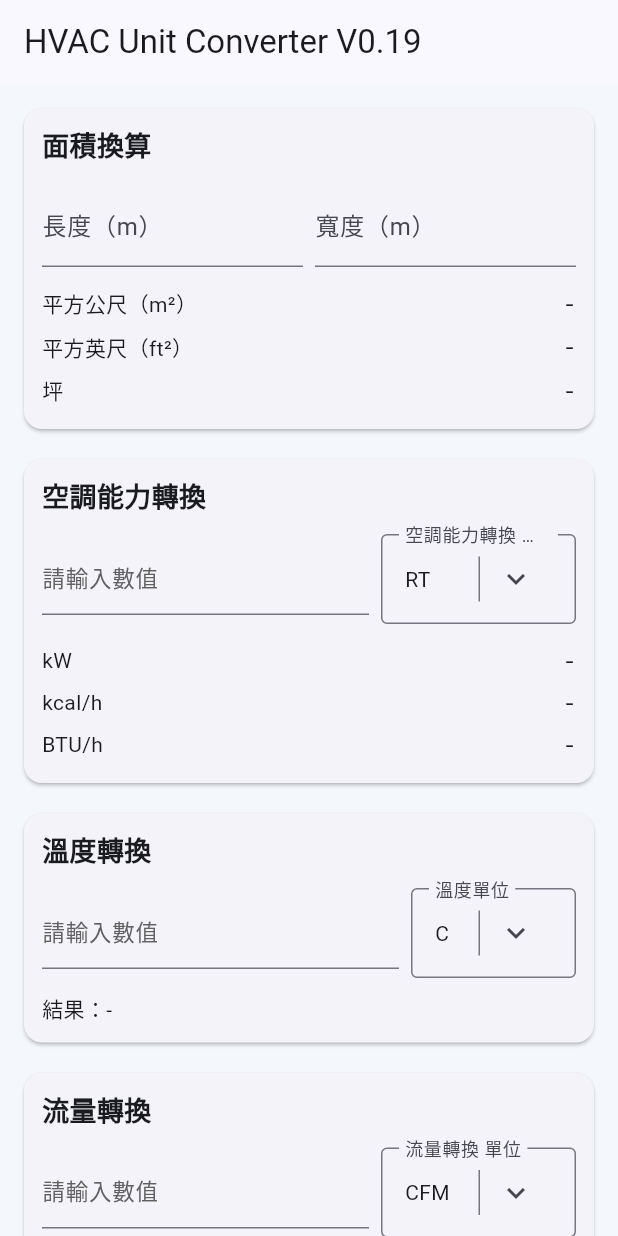
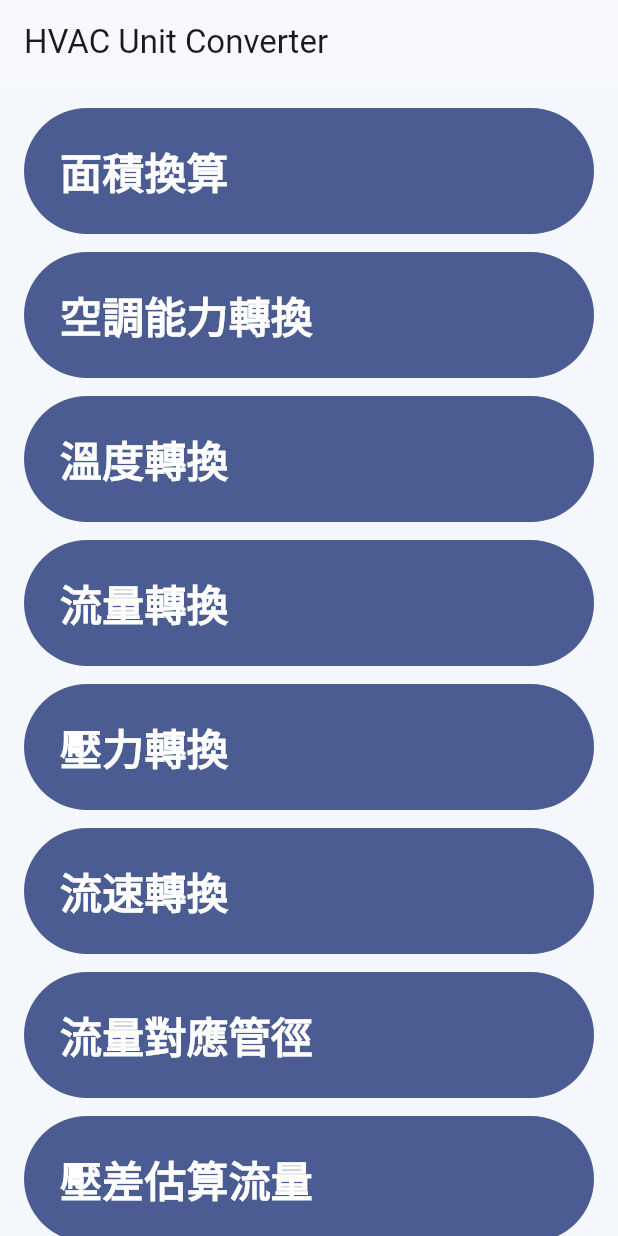
Before and after one commit to wuwu0102/hvac-unit-converter, a Flutter app: the screen it shows after launch, on a phone screen of 412 x 824 dp. Run offline on Flutter 3.47's test engine with Material 3 defaults, Android fonts, the phone set to English and light mode, and no system bars.

Commit message:
feat: split converter into separate pages with larger text

```diff
--- a/lib/main.dart
+++ b/lib/main.dart
@@ -20,19 +20,39 @@ class HvacConverterApp extends StatelessWidget {
         scaffoldBackgroundColor: const Color(0xFFF4F7FC),
         useMaterial3: true,
       ),
-      home: const ConverterHomePage(),
+      initialRoute: '/',
+      routes: {
+        '/': (_) => const HomeMenuPage(),
+      },
+      onGenerateRoute: (settings) {
+        final name = settings.name ?? '/';
+        if (name.startsWith('/feature/')) {
+          final key = name.replaceFirst('/feature/', '');
+          FeaturePageType? feature;
+          for (final item in FeaturePageType.values) {
+            if (item.key == key) {
+              feature = item;
+              break;
+            }
+          }
+          if (feature != null) return MaterialPageRoute(builder: (_) => ConverterFeaturePage(feature: feature!));
+        }
+        return null;
+      },
     );
   }
 }
 
-class ConverterHomePage extends StatefulWidget {
-  const ConverterHomePage({super.key});
+class ConverterFeaturePage extends StatefulWidget {
+  const ConverterFeaturePage({super.key, required this.feature});
+
+  final FeaturePageType feature;
 
   @override
-  State<ConverterHomePage> createState() => _ConverterHomePageState();
+  State<ConverterFeaturePage> createState() => _ConverterFeaturePageState();
 }
 
-class _ConverterHomePageState extends State<ConverterHomePage> {
+class _ConverterFeaturePageState extends State<ConverterFeaturePage> {
   static const double _hintFontScale = 1.25;
   static const double _hintLineHeight = 1.45;
   static const EdgeInsets _hintVerticalPadding = EdgeInsets.symmetric(vertical: 7);
@@ -284,6 +304,7 @@ class _ConverterHomePageState extends State<ConverterHomePage> {
     String? hint,
   }) {
     return TextField(
+      style: const TextStyle(fontSize: 30),
       controller: controller,
       keyboardType: const TextInputType.numberWithOptions(decimal: true, signed: true),
       inputFormatters: [FilteringTextInputFormatter.allow(RegExp(r'^[-0-9.]*$'))],
@@ -305,13 +326,13 @@ class _ConverterHomePageState extends State<ConverterHomePage> {
   }
 
   TextStyle get _hintStyle => TextStyle(
-        fontSize: 12 * _hintFontScale,
+        fontSize: 22,
         height: _hintLineHeight,
         color: Colors.grey[700],
       );
 
   TextStyle get _sectionDescriptionStyle => TextStyle(
-        fontSize: 13 * _hintFontScale,
+        fontSize: 24,
         height: _hintLineHeight,
         color: Colors.grey[700],
       );
@@ -327,7 +348,7 @@ class _ConverterHomePageState extends State<ConverterHomePage> {
                 children: [
                   Expanded(child: Text(entry.key)),
                   const SizedBox(width: 8),
-                  Text(entry.value, style: const TextStyle(fontFamily: 'monospace')),
+                  Text(entry.value, style: const TextStyle(fontFamily: 'monospace', fontSize: 28)),
                 ],
               ),
             ),
@@ -361,7 +382,7 @@ class _ConverterHomePageState extends State<ConverterHomePage> {
         child: Column(
           crossAxisAlignment: CrossAxisAlignment.start,
           children: [
-            Text(title, style: const TextStyle(fontSize: 18, fontWeight: FontWeight.bold)),
+            Text(title, style: const TextStyle(fontSize: 34, fontWeight: FontWeight.bold)),
             const SizedBox(height: 12),
             child,
           ],
@@ -800,76 +821,69 @@ class _ConverterHomePageState extends State<ConverterHomePage> {
   @override
   Widget build(BuildContext context) {
     return Scaffold(
-      appBar: AppBar(title: const Text('HVAC Unit Converter V0.19')),
-      body: LayoutBuilder(
-        builder: (context, constraints) {
-          final width = constraints.maxWidth;
-          final columns = width >= 1180 ? 3 : width >= 760 ? 2 : 1;
-          return SingleChildScrollView(
-            padding: const EdgeInsets.all(12),
-            child: Wrap(
-              spacing: 12,
-              runSpacing: 12,
-              children: [
-                SizedBox(width: (width - (columns - 1) * 12) / columns, child: _areaConverterCard()),
-                SizedBox(width: (width - (columns - 1) * 12) / columns, child: _coolingCapacityCard()),
-                SizedBox(width: (width - (columns - 1) * 12) / columns, child: _temperatureCard()),
-                SizedBox(
-                  width: (width - (columns - 1) * 12) / columns,
-                  child: _multiUnitCard(
-                    title: '流量轉換',
-                    controller: _airflowController,
-                    selectedUnit: _airflowUnit,
-                    units: _airflowToBase.keys.toList(),
-                    toBase: _airflowToBase,
-                    onUnitChanged: (u) => setState(() => _airflowUnit = u),
-                  ),
-                ),
-                SizedBox(
-                  width: (width - (columns - 1) * 12) / columns,
-                  child: _multiUnitCard(
-                    title: '壓力轉換',
-                    controller: _pressureController,
-                    selectedUnit: _pressureUnit,
-                    units: _pressureToPa.keys.toList(),
-                    toBase: _pressureToPa,
-                    onUnitChanged: (u) => setState(() => _pressureUnit = u),
-                  ),
-                ),
-                SizedBox(
-                  width: (width - (columns - 1) * 12) / columns,
-                  child: _multiUnitCard(
-                    title: '流速轉換',
-                    controller: _velocityController,
-                    selectedUnit: _velocityUnit,
-                    units: _velocityToMs.keys.toList(),
-                    toBase: _velocityToMs,
-                    onUnitChanged: (u) => setState(() => _velocityUnit = u),
-                  ),
-                ),
-                SizedBox(width: (width - (columns - 1) * 12) / columns, child: _pipeSuggestionCard()),
-                SizedBox(width: (width - (columns - 1) * 12) / columns, child: _dpFlowCard()),
-                SizedBox(
-                  width: width,
-                  child: Padding(
-                    padding: const EdgeInsets.only(top: 8, bottom: 4),
-                    child: Text(
-                      '電力',
-                      style: Theme.of(context).textTheme.titleLarge?.copyWith(fontWeight: FontWeight.bold),
-                    ),
-                  ),
-                ),
-                SizedBox(width: (width - (columns - 1) * 12) / columns, child: _powerUnitCard()),
-                SizedBox(width: (width - (columns - 1) * 12) / columns, child: _threePhasePowerCard()),
-                SizedBox(width: (width - (columns - 1) * 12) / columns, child: _singlePhasePowerCard()),
-                SizedBox(width: (width - (columns - 1) * 12) / columns, child: _currentEstimateCard()),
-              ],
-            ),
-          );
-        },
+      appBar: AppBar(title: Text(widget.feature.title), leading: IconButton(icon: const Icon(Icons.arrow_back), onPressed: ()=>Navigator.of(context).pop(),), actions:[TextButton(onPressed: ()=>Navigator.of(context).popUntil((r)=>r.isFirst), child: const Text('返回功能列表'))]),
+      body: SingleChildScrollView(
+        padding: const EdgeInsets.all(16),
+        child: Center(
+          child: ConstrainedBox(
+            constraints: const BoxConstraints(maxWidth: 680),
+            child: _featureBody(),
+          ),
+        ),
       ),
     );
   }
+
+  Widget _featureBody() {
+    switch (widget.feature) {
+      case FeaturePageType.area: return _areaConverterCard();
+      case FeaturePageType.cooling: return _coolingCapacityCard();
+      case FeaturePageType.temperature: return _temperatureCard();
+      case FeaturePageType.airflow: return _multiUnitCard(title: '流量轉換', controller: _airflowController, selectedUnit: _airflowUnit, units: _airflowToBase.keys.toList(), toBase: _airflowToBase, onUnitChanged: (u)=>setState(()=>_airflowUnit=u));
+      case FeaturePageType.pressure: return _multiUnitCard(title: '壓力轉換', controller: _pressureController, selectedUnit: _pressureUnit, units: _pressureToPa.keys.toList(), toBase: _pressureToPa, onUnitChanged: (u)=>setState(()=>_pressureUnit=u));
+      case FeaturePageType.velocity: return _multiUnitCard(title: '流速轉換', controller: _velocityController, selectedUnit: _velocityUnit, units: _velocityToMs.keys.toList(), toBase: _velocityToMs, onUnitChanged: (u)=>setState(()=>_velocityUnit=u));
+      case FeaturePageType.pipe: return _pipeSuggestionCard();
+      case FeaturePageType.dpFlow: return _dpFlowCard();
+      case FeaturePageType.powerUnit: return _powerUnitCard();
+      case FeaturePageType.threePhase: return _threePhasePowerCard();
+      case FeaturePageType.singlePhase: return _singlePhasePowerCard();
+      case FeaturePageType.current: return _currentEstimateCard();
+    }
+  }
+}
+
+class HomeMenuPage extends StatelessWidget {
+  const HomeMenuPage({super.key});
+
+  @override
+  Widget build(BuildContext context) {
+    return Scaffold(
+      appBar: AppBar(title: const Text('HVAC Unit Converter')),
+      body: ListView(
+        padding: const EdgeInsets.all(16),
+        children: [
+          for (final f in FeaturePageType.values)
+            Padding(
+              padding: const EdgeInsets.only(bottom: 12),
+              child: SizedBox(
+                height: 84,
+                child: FilledButton(
+                  onPressed: () => Navigator.pushNamed(context, '/feature/${f.key}'),
+                  child: Align(alignment: Alignment.centerLeft, child: Text(f.title, style: const TextStyle(fontSize: 28, fontWeight: FontWeight.w600))),
+                ),
+              ),
+            ),
+        ],
+      ),
+    );
+  }
+}
+
+enum FeaturePageType {
+  area('area', '面積換算'), cooling('cooling', '空調能力轉換'), temperature('temperature', '溫度轉換'), airflow('airflow', '流量轉換'), pressure('pressure', '壓力轉換'), velocity('velocity', '流速轉換'), pipe('pipe', '流量對應管徑'), dpFlow('dp-flow', '壓差估算流量'), powerUnit('power', '電力單位換算'), threePhase('three-phase', '三相電力估算'), singlePhase('single-phase', '單相電力估算'), current('current', '電流估算');
+  const FeaturePageType(this.key, this.title);
+  final String key;
+  final String title;
 }
 
 class PipeSize {
@@ -922,13 +936,14 @@ class MobileSafeSelector<T> extends StatelessWidget {
       decoration: InputDecoration(
         labelText: label,
         border: const OutlineInputBorder(),
-        contentPadding: const EdgeInsets.symmetric(horizontal: 12, vertical: 6),
+        contentPadding: const EdgeInsets.symmetric(horizontal: 16, vertical: 14),
       ),
       child: Row(
         children: [
           Expanded(
             child: Text(
               selected.label,
+              style: const TextStyle(fontSize: 28),
               maxLines: 1,
               overflow: TextOverflow.ellipsis,
             ),
```
Also changed, not shown: 1 other file.
